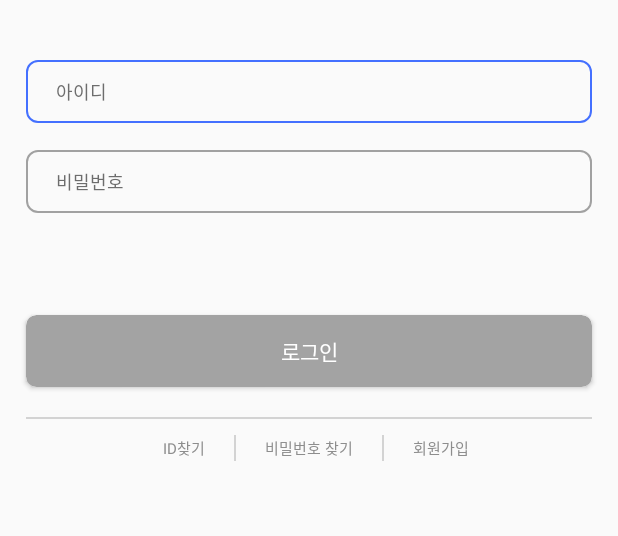
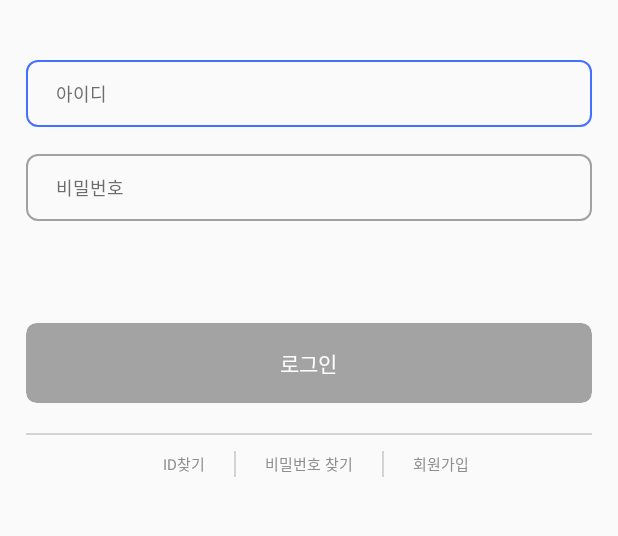
Before and after one commit to hanlight/hanlight-frontend-android, an Android app: the layout fragment_login.xml on its own in the app's theme, with its tools: preview values and no code run, on a phone screen of 412 x 824 dp, the part 110-646 px from its top. Run offline under Robolectric (Android 15) with nearby library versions, the phone set to English and light mode, and no system bars.

Commit message:
로그인 버튼 rx 적용

```diff
--- a/app/src/main/java/kr/hanlight/login/views/FocusableEditText.kt
+++ b/app/src/main/java/kr/hanlight/login/views/FocusableEditText.kt
@@ -43,20 +43,4 @@ class FocusableEditText(
             context.getDrawable(R.drawable.bg_user_input_default)
         }
     }
-
-    override fun draw(canvas: Canvas?) {
-//        val rectF = RectF()
-//
-//        val paint = Paint()
-//        paint.isAntiAlias = true
-//        paint.style = Paint.Style.STROKE
-//
-//        paint.color = currentColor
-//
-//        canvas?.let {
-//            rectF.set(0f, 0f, width.toFloat(), height.toFloat())
-//            canvas.drawRoundRect(rectF, 7f, 7f, paint)
-//        }
-        super.draw(canvas)
-    }
 }
--- a/app/src/main/java/kr/network/RetrofitBuilder.kt
+++ b/app/src/main/java/kr/network/RetrofitBuilder.kt
@@ -11,7 +11,7 @@ import retrofit2.converter.gson.GsonConverterFactory
 import java.util.concurrent.TimeUnit
 
 object RetrofitBuilder {
-    private const val BASE_URL = ""
+    private const val BASE_URL = "https://test-backend.hanlight.kr/api/dev/"
 
     fun getInstance(context: Context): Retrofit {
         val okHttpBuilder = OkHttpClient.Builder()
--- a/app/src/main/res/layout/fragment_login.xml
+++ b/app/src/main/res/layout/fragment_login.xml
@@ -48,16 +48,18 @@
         android:layout_marginTop="68dp"
         app:cardBackgroundColor="#a3a3a3"
         app:cardCornerRadius="7dp"
+        app:cardElevation="0dp"
         app:layout_constraintEnd_toEndOf="@id/pwInput"
         app:layout_constraintStart_toStartOf="@id/idInput"
         app:layout_constraintTop_toBottomOf="@id/pwInput">
 
         <TextView
-            android:layout_width="match_parent"
+            android:layout_width="wrap_content"
             android:layout_height="wrap_content"
+            android:layout_gravity="center"
             android:gravity="center"
-            android:paddingTop="13dp"
-            android:paddingBottom="13dp"
+            android:paddingTop="16dp"
+            android:paddingBottom="16dp"
             android:text="@string/login"
             android:textColor="@android:color/white" />
 
@@ -76,16 +78,16 @@
         app:layout_constraintTop_toBottomOf="@id/loginBtn" />
 
     <TextView
-        android:id="@+id/findIdBtn"
+        android:id="@+id/txtFindId"
         android:layout_width="wrap_content"
         android:layout_height="wrap_content"
         android:layout_marginEnd="19dp"
         android:text="@string/findId"
         android:textColor="#8d8d8d"
         android:textSize="10sp"
-        app:layout_constraintBottom_toBottomOf="@id/findPwBtn"
+        app:layout_constraintBottom_toBottomOf="@id/txtFindPw"
         app:layout_constraintEnd_toStartOf="@id/loginDiv1"
-        app:layout_constraintTop_toTopOf="@id/findPwBtn" />
+        app:layout_constraintTop_toTopOf="@id/txtFindPw" />
 
     <View
         android:id="@+id/loginDiv1"
@@ -93,12 +95,12 @@
         android:layout_height="17dp"
         android:layout_marginEnd="19dp"
         android:background="#d3d3d3"
-        app:layout_constraintBottom_toBottomOf="@id/findPwBtn"
-        app:layout_constraintEnd_toStartOf="@id/findPwBtn"
-        app:layout_constraintTop_toTopOf="@id/findPwBtn" />
+        app:layout_constraintBottom_toBottomOf="@id/txtFindPw"
+        app:layout_constraintEnd_toStartOf="@id/txtFindPw"
+        app:layout_constraintTop_toTopOf="@id/txtFindPw" />
 
     <TextView
-        android:id="@+id/findPwBtn"
+        android:id="@+id/txtFindPw"
         android:layout_width="wrap_content"
         android:layout_height="wrap_content"
         android:layout_marginTop="11dp"
@@ -115,20 +117,20 @@
         android:layout_height="17dp"
         android:layout_marginStart="19dp"
         android:background="#d3d3d3"
-        app:layout_constraintBottom_toBottomOf="@id/findPwBtn"
-        app:layout_constraintStart_toEndOf="@id/findPwBtn"
-        app:layout_constraintTop_toTopOf="@id/findPwBtn" />
+        app:layout_constraintBottom_toBottomOf="@id/txtFindPw"
+        app:layout_constraintStart_toEndOf="@id/txtFindPw"
+        app:layout_constraintTop_toTopOf="@id/txtFindPw" />
 
     <TextView
-        android:id="@+id/signUpBtn"
+        android:id="@+id/txtSignUp"
         android:layout_width="wrap_content"
         android:layout_height="wrap_content"
         android:layout_marginStart="19dp"
         android:text="@string/signUp"
         android:textColor="#8d8d8d"
         android:textSize="10sp"
-        app:layout_constraintBottom_toBottomOf="@id/findPwBtn"
+        app:layout_constraintBottom_toBottomOf="@id/txtFindPw"
         app:layout_constraintStart_toEndOf="@id/loginDiv2"
-        app:layout_constraintTop_toTopOf="@id/findPwBtn" />
+        app:layout_constraintTop_toTopOf="@id/txtFindPw" />
 
 </androidx.constraintlayout.widget.ConstraintLayout>
--- a/app/src/main/res/values/colors.xml
+++ b/app/src/main/res/values/colors.xml
@@ -8,4 +8,7 @@
     <color name="userInputDefault">#a1a1a1</color>
     <color name="userInputFocus">#4470ff</color>
     <color name="userInputHint">#6d6d6d</color>
+
+    <color name="inactivatedButton">#a3a3a3</color>
+    <color name="activatedButton">#4470ff</color>
 </resources>
--- a/app/src/main/res/values/styles.xml
+++ b/app/src/main/res/values/styles.xml
@@ -12,8 +12,8 @@
         <item name="android:textSize">12sp</item>
         <item name="android:textColor">@android:color/black</item>
         <item name="android:textColorHint">@color/userInputHint</item>
-        <item name="android:paddingTop">12dp</item>
-        <item name="android:paddingBottom">12dp</item>
+        <item name="android:paddingTop">13dp</item>
+        <item name="android:paddingBottom">13dp</item>
         <item name="android:paddingStart">20dp</item>
     </style>
 
```
Also changed, not shown: app/src/main/java/kr/hanlight/login/presentation/LoginFragment.kt (+38 -4 lines).
